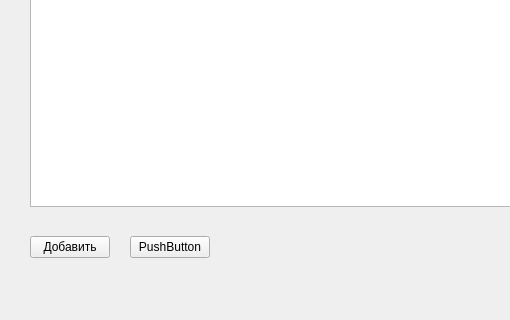
Old version of the form AuthPath2022/mainwindow.ui in the repository FANDIM-wolf/FANDIM-wolf; both pictures show x 0 to 510 and y 154 to 474 of the 800 by 474 pixel window.
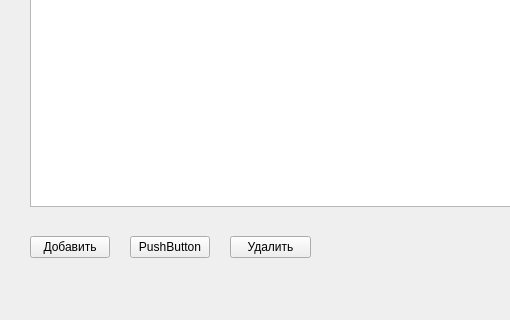
New version of the form.

```diff
--- a/AuthPath2022/mainwindow.ui
+++ b/AuthPath2022/mainwindow.ui
@@ -50,6 +50,19 @@
      <string>PushButton</string>
     </property>
    </widget>
+   <widget class="QPushButton" name="pushButton_3">
+    <property name="geometry">
+     <rect>
+      <x>230</x>
+      <y>390</y>
+      <width>81</width>
+      <height>22</height>
+     </rect>
+    </property>
+    <property name="text">
+     <string>Удалить</string>
+    </property>
+   </widget>
   </widget>
   <widget class="QMenuBar" name="menubar">
    <property name="geometry">
```
